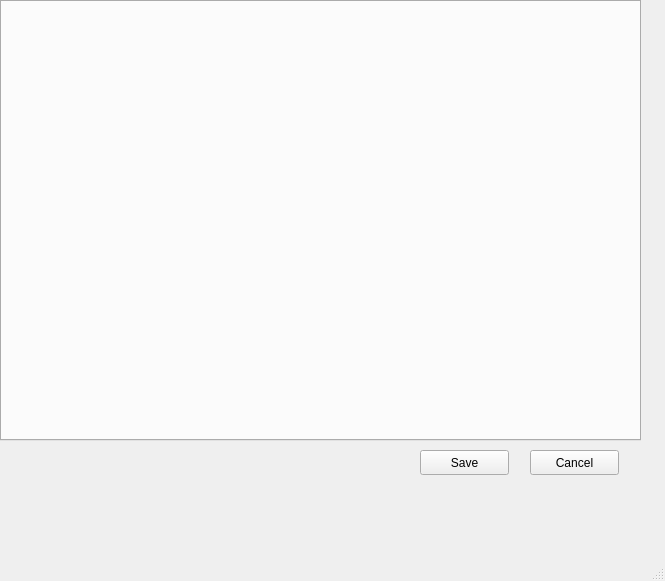
Old version of the form code/src/main/resources/base/ui/projectsettings_window.ui in the repository felixdittrich92/mission-uncuttable.
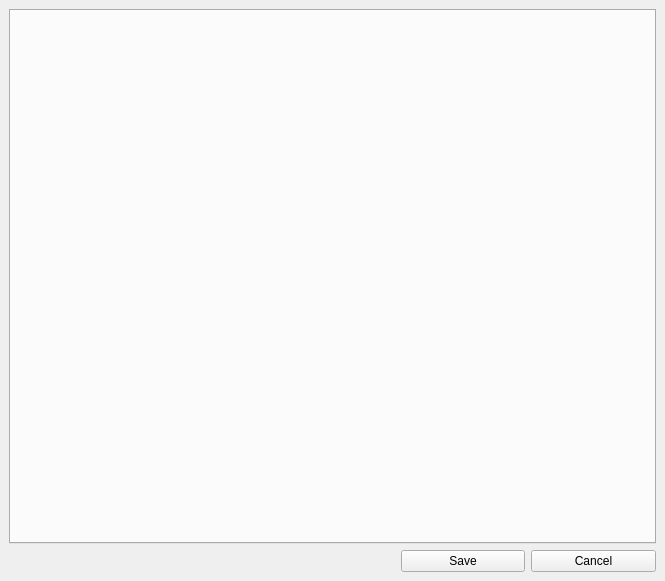
New version of the form.

Commit message: #157 Style default Buttons and settings dialog

```diff
--- a/code/src/main/resources/base/ui/projectsettings_window.ui
+++ b/code/src/main/resources/base/ui/projectsettings_window.ui
@@ -14,60 +14,51 @@
    <string>Projekteinstellungen</string>
   </property>
   <widget class="QWidget" name="centralwidget">
+   <layout class="QGridLayout" name="gridLayout">
+    <property name="leftMargin">
+     <number>9</number>
+    </property>
+    <property name="topMargin">
+     <number>9</number>
+    </property>
+    <property name="rightMargin">
+     <number>9</number>
+    </property>
+    <property name="bottomMargin">
+     <number>9</number>
+    </property>
+    <item row="0" column="0" colspan="5">
    <widget class="QTabWidget" name="tabWidget">
-    <property name="geometry">
-     <rect>
-      <x>0</x>
-      <y>0</y>
-      <width>641</width>
-      <height>441</height>
-     </rect>
-    </property>
     <property name="tabPosition">
-     <enum>QTabWidget::West</enum>
+       <enum>QTabWidget::North</enum>
     </property>
     <property name="currentIndex">
      <number>-1</number>
     </property>
    </widget>
-   <widget class="QPushButton" name="saveButton">
-    <property name="geometry">
-     <rect>
-      <x>420</x>
-      <y>450</y>
-      <width>89</width>
-      <height>25</height>
-     </rect>
-    </property>
-    <property name="text">
-     <string>Save</string>
-    </property>
-   </widget>
+    </item>
+    <item row="1" column="4">
    <widget class="QPushButton" name="cancelButton">
-    <property name="geometry">
-     <rect>
-      <x>530</x>
-      <y>450</y>
-      <width>89</width>
-      <height>25</height>
-     </rect>
+      <property name="sizePolicy">
+       <sizepolicy hsizetype="Preferred" vsizetype="Fixed">
+        <horstretch>0</horstretch>
+        <verstretch>0</verstretch>
+       </sizepolicy>
     </property>
     <property name="text">
      <string>Cancel</string>
     </property>
    </widget>
-  </widget>
-  <widget class="QMenuBar" name="menubar">
-   <property name="geometry">
-    <rect>
-     <x>0</x>
-     <y>0</y>
-     <width>665</width>
-     <height>22</height>
-    </rect>
-   </property>
-  </widget>
-  <widget class="QStatusBar" name="statusbar"/>
+    </item>
+    <item row="1" column="3">
+     <widget class="QPushButton" name="saveButton">
+      <property name="text">
+       <string>Save</string>
+      </property>
+     </widget>
+    </item>
+   </layout>
+  </widget>
  </widget>
  <resources/>
  <connections/>
```
Lines whose indentation alone changed are shown as unchanged. The commit also changes 4 other files.
